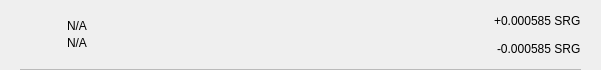
First picture: the form in src/qt/surge/forms/txrow.ui, repository HunterCanimun/surgeofficial-surge-coin, before the edit.
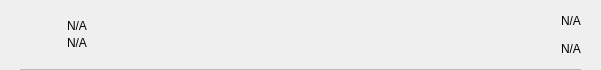
Second picture: the form after the edit.

Diff of the .ui file:
```diff
--- a/src/qt/surge/forms/txrow.ui
+++ b/src/qt/surge/forms/txrow.ui
@@ -159,7 +159,7 @@
                <string notr="true"/>
               </property>
               <property name="text">
-               <string>+0.000585 SRG</string>
+               <string notr="true">N/A</string>
               </property>
              </widget>
             </item>
@@ -169,7 +169,7 @@
                <string notr="true"/>
               </property>
               <property name="text">
-               <string>-0.000585 SRG</string>
+               <string notr="true">N/A</string>
               </property>
              </widget>
             </item>
```
Left out of the diff: 2 changed lines with no effect on the pictures.
